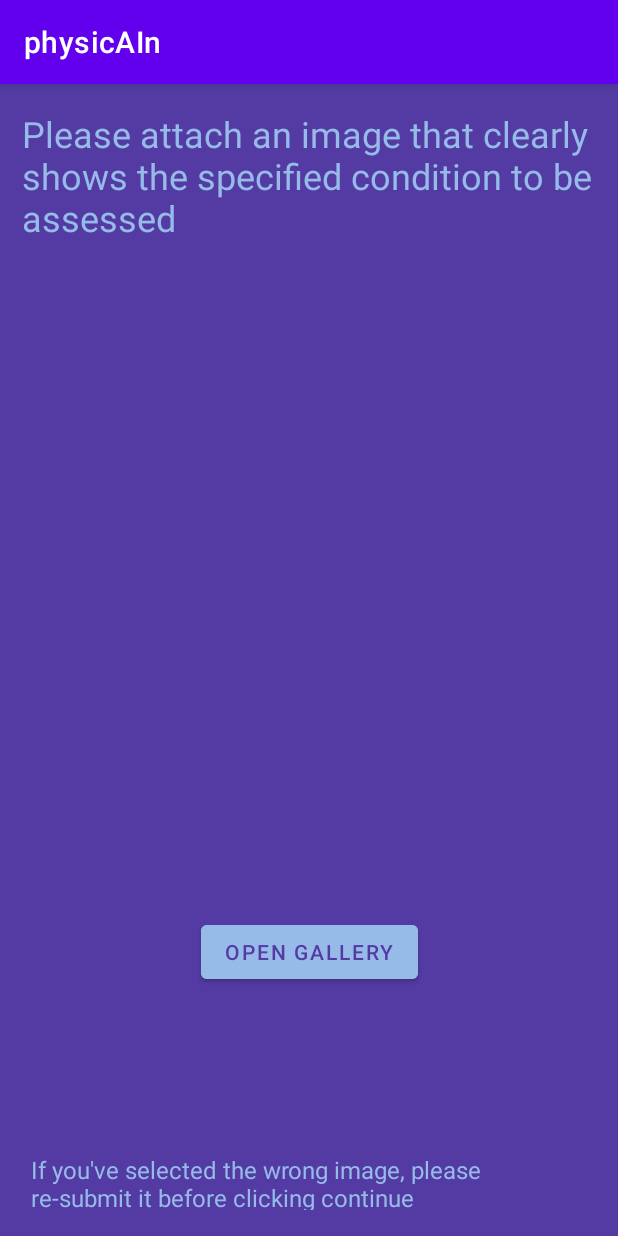
After one commit to zeyadelganainy/bchacks4.0, an Android app: the mlModelInput screen opened directly, with no data from a screen before it, on a phone screen of 412 x 824 dp. The commit adds this screen. Run offline under Robolectric (Android 15) with nearby library versions, the phone set to English and light mode, and no system bars; 1 statement that could not run was skipped.

Commit message:
Created an activity for uploading images

```diff
--- /dev/null
+++ b/physicAIn-android-app/app/src/main/java/com/example/physicain_android_app/mlModelInput.java
@@ -0,0 +1,44 @@
+package com.example.physicain_android_app;
+
+import androidx.annotation.Nullable;
+import androidx.appcompat.app.AppCompatActivity;
+
+import android.content.Intent;
+import android.os.Bundle;
+import android.provider.MediaStore;
+import android.view.View;
+import android.widget.Button;
+import android.widget.ImageView;
+
+public class mlModelInput extends AppCompatActivity {
+    int selectedModel;
+    ImageView uploadedImage;
+    Button gallery;
+    private final int GALLERY_REQ_CODE = 1000;
+    @Override
+    protected void onCreate(Bundle savedInstanceState) {
+        super.onCreate(savedInstanceState);
+        setContentView(R.layout.activity_ml_model_input);
+        Intent intent = getIntent();
+        Bundle bundle = intent.getExtras();
+        selectedModel = bundle.getInt("selection");
+        uploadedImage = findViewById(R.id.imgGallery);
+        gallery = findViewById(R.id.button2);
+
+    }
+    public void onClick(View v){
+        Intent iGallery = new Intent(Intent.ACTION_PICK);
+        iGallery.setData(MediaStore.Images.Media.EXTERNAL_CONTENT_URI);
+        startActivityForResult(iGallery, GALLERY_REQ_CODE);
+    }
+
+    protected void onActivityResult(int requestCode, int resultCode, @Nullable Intent data){
+        super.onActivityResult(requestCode, resultCode, data);
+
+        if(resultCode == RESULT_OK){
+            if(requestCode== GALLERY_REQ_CODE){
+                uploadedImage.setImageURI(data.getData());
+            }
+        }
+    }
+}
--- a/physicAIn-android-app/app/src/main/res/layout/activity_chatbot.xml
+++ b/physicAIn-android-app/app/src/main/res/layout/activity_chatbot.xml
@@ -18,6 +18,7 @@
         android:padding="40dp"
         android:paddingTop="15sp"
         android:text="Skin Cancer Classifier"
+        android:onClick="skinSelector"
         android:textColor="@color/cyber_dark_blue"
         app:layout_constraintBottom_toBottomOf="parent"
         app:layout_constraintEnd_toEndOf="parent"
@@ -35,6 +36,7 @@
         android:padding="40dp"
         android:paddingTop="15sp"
         android:text="Tooth Cavity Detector"
+        android:onClick="toothSelector"
         android:textColor="@color/cyber_dark_blue"
         app:layout_constraintBottom_toBottomOf="parent"
         app:layout_constraintEnd_toEndOf="parent"
@@ -53,6 +55,7 @@
         android:padding="40dp"
         android:paddingTop="15sp"
         android:text="Eye Disease Classifier (A_Eye)"
+        android:onClick="eyeSelector"
         android:textColor="@color/cyber_dark_blue"
         app:layout_constraintBottom_toBottomOf="parent"
         app:layout_constraintEnd_toEndOf="parent"
--- /dev/null
+++ b/physicAIn-android-app/app/src/main/res/layout/activity_ml_model_input.xml
@@ -0,0 +1,62 @@
+<?xml version="1.0" encoding="utf-8"?>
+<androidx.constraintlayout.widget.ConstraintLayout xmlns:android="http://schemas.android.com/apk/res/android"
+    xmlns:app="http://schemas.android.com/apk/res-auto"
+    xmlns:tools="http://schemas.android.com/tools"
+    android:layout_width="match_parent"
+    android:layout_height="match_parent"
+    tools:context=".mlModelInput"
+    android:background="@color/cyber_dark_blue">
+
+    <ImageView
+        android:id="@+id/imgGallery"
+        android:layout_width="278dp"
+        android:layout_height="304dp"
+        app:layout_constraintBottom_toBottomOf="parent"
+        app:layout_constraintEnd_toEndOf="parent"
+        app:layout_constraintHorizontal_bias="0.496"
+        app:layout_constraintStart_toStartOf="parent"
+        app:layout_constraintTop_toTopOf="parent"
+        app:layout_constraintVertical_bias="0.444"
+        tools:srcCompat="@tools:sample/avatars" />
+
+    <Button
+        android:id="@+id/button2"
+        android:layout_width="wrap_content"
+        android:layout_height="wrap_content"
+        android:backgroundTint="@color/cyber_blue"
+        android:onClick="onClick"
+        android:text="Open Gallery"
+        android:textColor="@color/cyber_dark_blue"
+        app:layout_constraintBottom_toBottomOf="parent"
+        app:layout_constraintEnd_toEndOf="parent"
+        app:layout_constraintStart_toStartOf="parent"
+        app:layout_constraintTop_toTopOf="parent"
+        app:layout_constraintVertical_bias="0.77" />
+
+    <TextView
+        android:id="@+id/textView2"
+        android:layout_width="382dp"
+        android:layout_height="138dp"
+        android:text="Please attach an image that clearly shows the specified condition to be assessed"
+        android:textColor="@color/cyber_blue"
+        android:textSize="24sp"
+        app:layout_constraintBottom_toBottomOf="parent"
+        app:layout_constraintEnd_toEndOf="parent"
+        app:layout_constraintHorizontal_bias="0.482"
+        app:layout_constraintStart_toStartOf="parent"
+        app:layout_constraintTop_toTopOf="parent"
+        app:layout_constraintVertical_bias="0.026" />
+
+    <TextView
+        android:id="@+id/textView3"
+        android:layout_width="371dp"
+        android:layout_height="38dp"
+        android:text="If you've selected the wrong image, please re-submit it before clicking continue"
+        android:textColor="@color/cyber_blue"
+        android:textSize="16sp"
+        app:layout_constraintBottom_toBottomOf="parent"
+        app:layout_constraintEnd_toEndOf="parent"
+        app:layout_constraintStart_toStartOf="parent"
+        app:layout_constraintTop_toTopOf="parent"
+        app:layout_constraintVertical_bias="0.976" />
+</androidx.constraintlayout.widget.ConstraintLayout>
```
Also changed, not shown: physicAIn-android-app/app/src/main/AndroidManifest.xml (+7 -0 lines), physicAIn-android-app/app/src/main/java/com/example/physicain_android_app/chatbot.java (+31 -1 lines).
